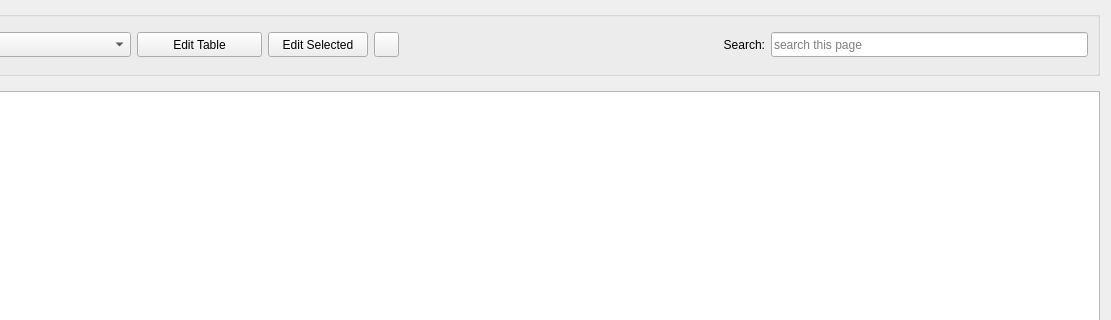
Qt form ui/DisplayTables.ui (kathrynmetcalf/GeoCORK) before a commit; both pictures show x 92 to 1203 and y 0 to 320 of the 1203 by 678 pixel window.
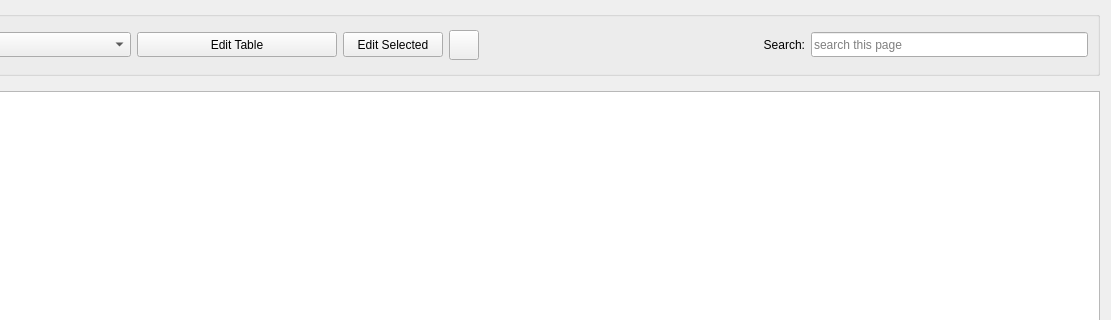
The same form after that commit.

Commit message: Made search and edit buttons on display tables more static so they are not jumping sizes when switching tables.

```diff
--- a/ui/DisplayTables.ui
+++ b/ui/DisplayTables.ui
@@ -70,13 +70,13 @@
         </property>
         <property name="minimumSize">
          <size>
-          <width>125</width>
+          <width>200</width>
           <height>25</height>
          </size>
         </property>
         <property name="maximumSize">
          <size>
-          <width>16777215</width>
+          <width>200</width>
           <height>16777215</height>
          </size>
         </property>
@@ -117,14 +117,14 @@
        <widget class="QPushButton" name="refreshbutton">
         <property name="minimumSize">
          <size>
-          <width>25</width>
-          <height>25</height>
+          <width>30</width>
+          <height>30</height>
          </size>
         </property>
         <property name="maximumSize">
          <size>
-          <width>25</width>
-          <height>25</height>
+          <width>30</width>
+          <height>30</height>
          </size>
         </property>
        </widget>
@@ -178,6 +178,12 @@
           <height>25</height>
          </size>
         </property>
+        <property name="maximumSize">
+         <size>
+          <width>500</width>
+          <height>16777215</height>
+         </size>
+        </property>
         <property name="placeholderText">
          <string>search this page</string>
         </property>
```
Left out of the diff: 2 changed lines with no effect on the pictures. The commit also changes 1 other file.
